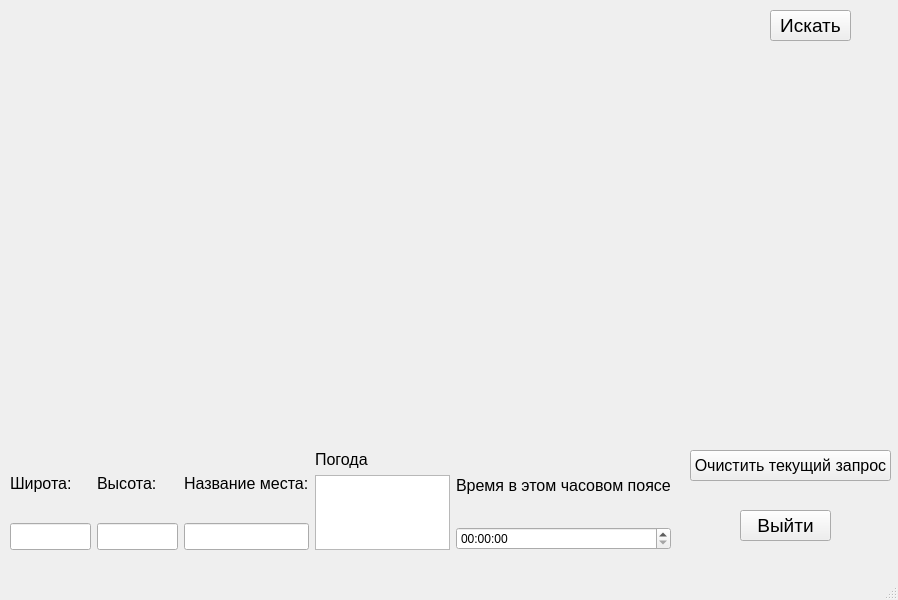
Olezha-Mazur/API-project, file main_window.ui: the form before one commit.
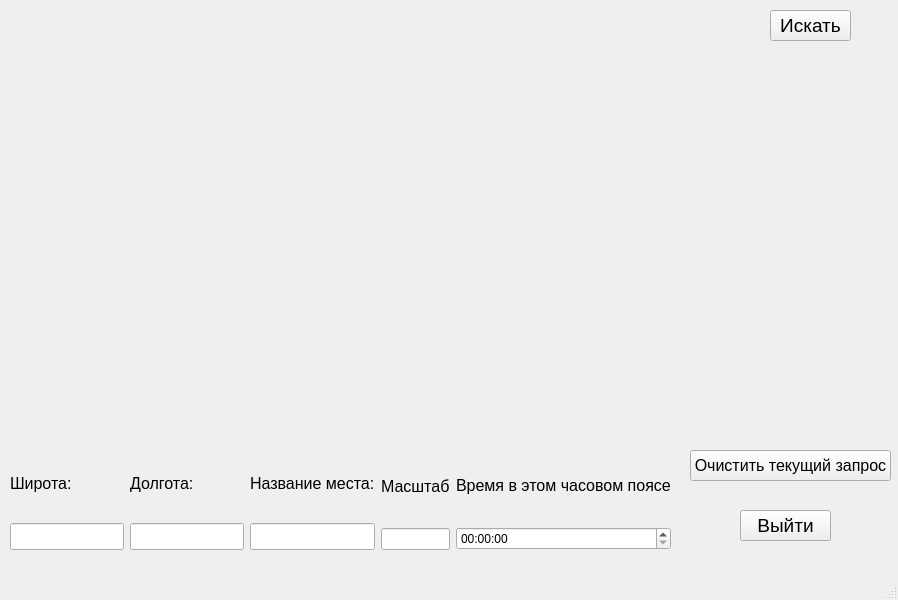
The form after the commit.

Commit message: first part of  api project had been created

The edit to the form file:
```diff
--- a/main_window.ui
+++ b/main_window.ui
@@ -10,6 +10,24 @@
     <height>600</height>
    </rect>
   </property>
+  <property name="sizePolicy">
+   <sizepolicy hsizetype="Fixed" vsizetype="Fixed">
+    <horstretch>0</horstretch>
+    <verstretch>0</verstretch>
+   </sizepolicy>
+  </property>
+  <property name="minimumSize">
+   <size>
+    <width>898</width>
+    <height>600</height>
+   </size>
+  </property>
+  <property name="maximumSize">
+   <size>
+    <width>898</width>
+    <height>600</height>
+   </size>
+  </property>
   <property name="windowTitle">
    <string>MainWindow</string>
   </property>
@@ -97,7 +115,7 @@
             </font>
            </property>
            <property name="text">
-            <string>Высота:</string>
+            <string>Долгота:</string>
            </property>
           </widget>
          </item>
@@ -152,12 +170,12 @@
           </font>
          </property>
          <property name="text">
-          <string>Погода</string>
+          <string>Масштаб</string>
          </property>
         </widget>
        </item>
        <item>
-        <widget class="QPlainTextEdit" name="weather_info"/>
+        <widget class="QLineEdit" name="zoom_input"/>
        </item>
       </layout>
      </item>
```
Left out of the diff: 8 changed lines with no effect on the pictures. The commit also changes 1 other file.
